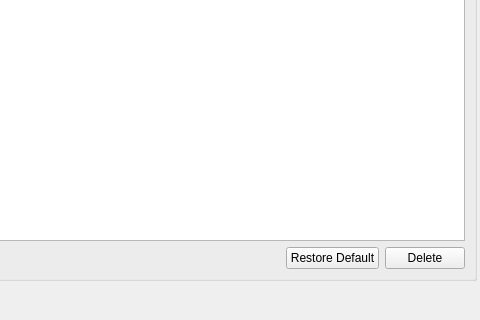
Above: Dialogs/DlgConfigEditor.ui from ma7t3/ScheduleMaster before the change; both pictures show x 706 to 1186 and y 480 to 800 of the 1500 by 800 pixel window. Below: the same form after it.
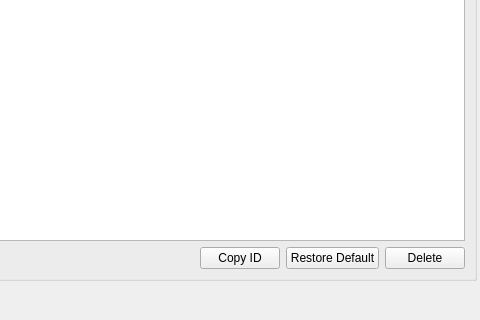
That is the form after the change. Icons and pictures are not drawn. Custom widgets are drawn as their Qt base class.

Commit message: DlgConfigEditor: copy ID of current setting

```diff
--- a/Dialogs/DlgConfigEditor.ui
+++ b/Dialogs/DlgConfigEditor.ui
@@ -72,6 +72,17 @@
             </property>
            </spacer>
           </item>
+          <item>
+           <widget class="QPushButton" name="pbCopyID">
+            <property name="text">
+             <string>Copy ID</string>
+            </property>
+            <property name="icon">
+             <iconset resource="../Resources.qrc">
+              <normaloff>:/Icons/Duplicate.ico</normaloff>:/Icons/Duplicate.ico</iconset>
+            </property>
+           </widget>
+          </item>
           <item>
            <widget class="QPushButton" name="pbRestoreDefault">
             <property name="text">
```
The commit also changes 3 other files.
